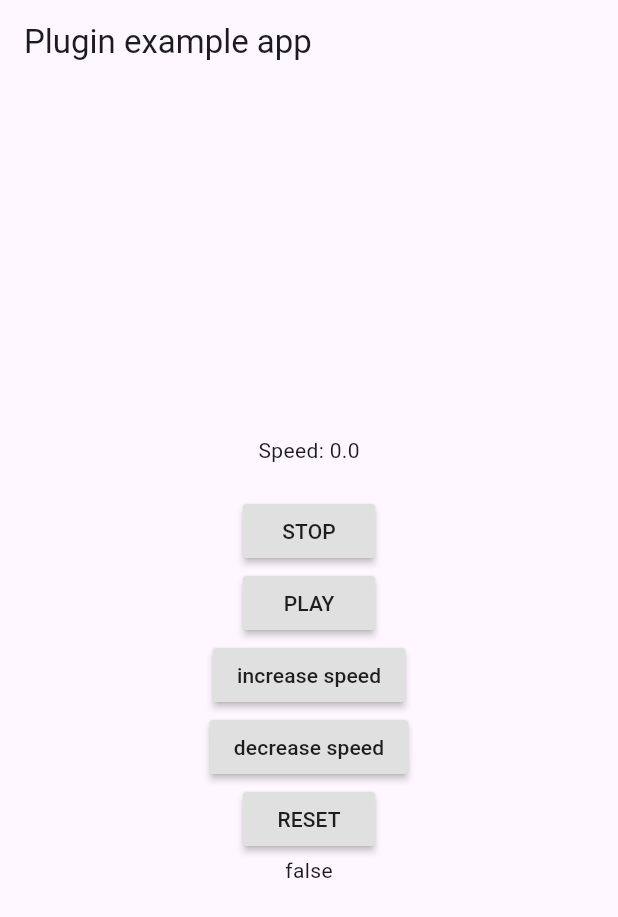
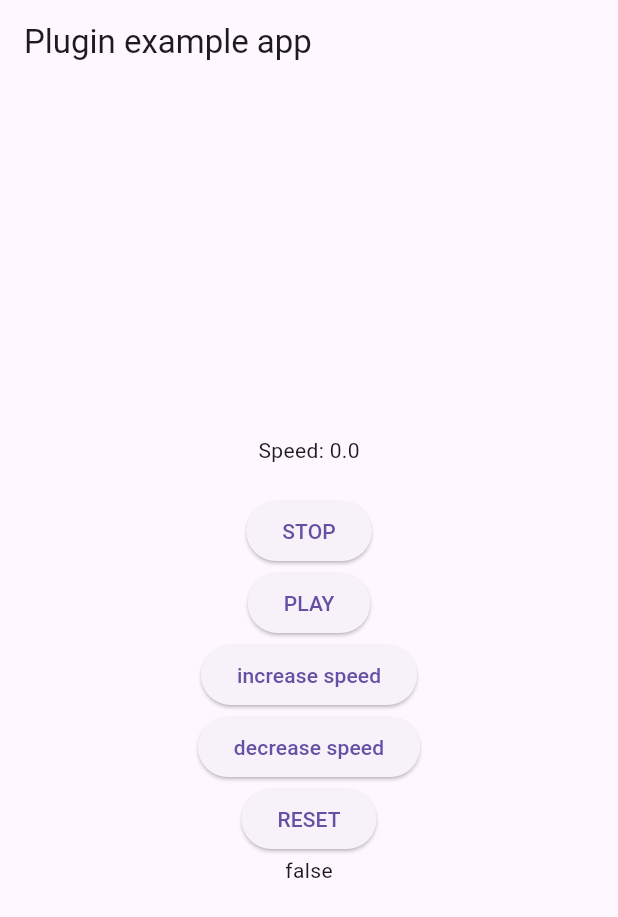
Before and after one commit to flightcom/flutter_variosound, a Flutter app: the screen it shows after launch, on a phone screen of 412 x 824 dp. Shown: the top 917 px of the screen. Run offline on Flutter 3.47's test engine with Material 3 defaults, Android fonts, the phone set to English and light mode, and no system bars.

Commit message:
Updates Example

```diff
--- a/example/lib/main.dart
+++ b/example/lib/main.dart
@@ -67,31 +67,30 @@ class _MyAppState extends State<MyApp> {
           child: Column(
             mainAxisAlignment: MainAxisAlignment.center,
             children: [
-
               Text('Speed: $_speed\n'),
-							RaisedButton(
+              ElevatedButton(
                 onPressed: () => Variosound.stop(),
                 child: Text('STOP'),
               ),
-							RaisedButton(
+              ElevatedButton(
                 onPressed: () => Variosound.play(),
                 child: Text('PLAY'),
               ),
-							RaisedButton(
+              ElevatedButton(
                 onPressed: () {
                   setState(() => _speed += 1.0);
                   Variosound.setSpeed(_speed);
                 },
                 child: Text('increase speed'),
               ),
-							RaisedButton(
+              ElevatedButton(
                 onPressed: () {
                   setState(() => _speed -= 1.0);
                   Variosound.setSpeed(_speed);
                 },
                 child: Text('decrease speed'),
               ),
-							RaisedButton(
+              ElevatedButton(
                 onPressed: () {
                   setState(() => _speed = 0.0);
                   Variosound.setSpeed(_speed);
@@ -99,7 +98,8 @@ class _MyAppState extends State<MyApp> {
                 child: Text('RESET'),
               ),
               Text(_playing.toString())
-						],),
+            ],
+          ),
         ),
       ),
     );
```
Also changed, not shown: example/pubspec.yaml (+4 -4 lines), example/pubspec.lock, 14 other files. Lines whose indentation alone changed are shown as unchanged.
